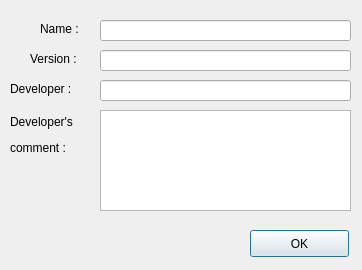
First picture: the form in src/frontend/AboutFile.ui, repository OpenBangla/OpenBangla-Keyboard, before the edit.
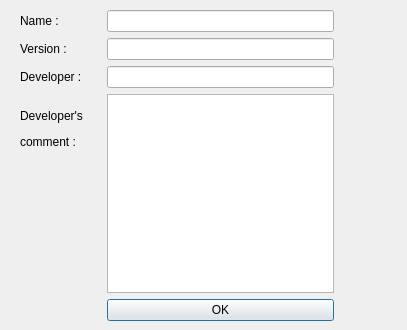
Second picture: the form after the edit.

Commit message: Code formatted, Fixed layout

What changed in the file:
```diff
--- a/src/frontend/AboutFile.ui
+++ b/src/frontend/AboutFile.ui
@@ -6,38 +6,56 @@
    <rect>
     <x>0</x>
     <y>0</y>
-    <width>362</width>
-    <height>270</height>
+    <width>407</width>
+    <height>330</height>
    </rect>
   </property>
   <property name="windowTitle">
    <string>Dialog</string>
   </property>
+  <widget class="QWidget" name="formLayoutWidget">
+   <property name="geometry">
+    <rect>
+     <x>0</x>
+     <y>0</y>
+     <width>334</width>
+     <height>331</height>
+    </rect>
+   </property>
+   <layout class="QFormLayout" name="formLayout_3">
+    <property name="sizeConstraint">
+     <enum>QLayout::SetDefaultConstraint</enum>
+    </property>
+    <property name="formAlignment">
+     <set>Qt::AlignLeading|Qt::AlignLeft|Qt::AlignTop</set>
+    </property>
+    <property name="horizontalSpacing">
+     <number>20</number>
+    </property>
+    <property name="verticalSpacing">
+     <number>6</number>
+    </property>
+    <property name="leftMargin">
+     <number>20</number>
+    </property>
+    <property name="topMargin">
+     <number>10</number>
+    </property>
+    <property name="bottomMargin">
+     <number>10</number>
+    </property>
+    <item row="0" column="0">
   <widget class="QLabel" name="lblName">
-   <property name="geometry">
-    <rect>
-     <x>40</x>
-     <y>20</y>
-     <width>51</width>
-     <height>17</height>
-    </rect>
-   </property>
    <property name="text">
     <string>Name :</string>
    </property>
   </widget>
+    </item>
+    <item row="0" column="1">
   <widget class="QLineEdit" name="txtName">
    <property name="enabled">
     <bool>true</bool>
    </property>
-   <property name="geometry">
-    <rect>
-     <x>100</x>
-     <y>20</y>
-     <width>251</width>
-     <height>21</height>
-    </rect>
-   </property>
    <property name="text">
     <string/>
    </property>
@@ -45,31 +63,19 @@
     <bool>true</bool>
    </property>
   </widget>
+    </item>
+    <item row="1" column="0">
   <widget class="QLabel" name="label">
-   <property name="geometry">
-    <rect>
-     <x>30</x>
-     <y>50</y>
-     <width>67</width>
-     <height>17</height>
-    </rect>
-   </property>
    <property name="text">
     <string>Version :</string>
    </property>
   </widget>
+    </item>
+    <item row="1" column="1">
   <widget class="QLineEdit" name="txtVar">
    <property name="enabled">
     <bool>true</bool>
    </property>
-   <property name="geometry">
-    <rect>
-     <x>100</x>
-     <y>50</y>
-     <width>251</width>
-     <height>21</height>
-    </rect>
-   </property>
    <property name="frame">
     <bool>true</bool>
    </property>
@@ -77,82 +83,70 @@
     <bool>true</bool>
    </property>
   </widget>
+    </item>
+    <item row="2" column="0">
   <widget class="QLabel" name="label_2">
-   <property name="geometry">
-    <rect>
-     <x>10</x>
-     <y>80</y>
-     <width>91</width>
-     <height>17</height>
-    </rect>
-   </property>
    <property name="text">
     <string>Developer :</string>
    </property>
   </widget>
+    </item>
+    <item row="2" column="1">
+     <widget class="QLineEdit" name="txtDevName">
+      <property name="enabled">
+       <bool>true</bool>
+      </property>
+      <property name="readOnly">
+       <bool>true</bool>
+      </property>
+     </widget>
+    </item>
+    <item row="3" column="0">
   <widget class="QLabel" name="label_3">
-   <property name="geometry">
-    <rect>
-     <x>10</x>
-     <y>110</y>
-     <width>91</width>
-     <height>51</height>
-    </rect>
-   </property>
    <property name="text">
-    <string>&lt;html&gt;&lt;head/&gt;&lt;body&gt;&lt;p&gt;Developer's &lt;/p&gt;&lt;p&gt;   comment : &lt;/p&gt;&lt;/body&gt;&lt;/html&gt;</string>
-   </property>
-  </widget>
+       <string>&lt;html&gt;&lt;head/&gt;&lt;body&gt;&lt;p&gt;Developer's &lt;/p&gt;&lt;p&gt; comment : &lt;/p&gt;&lt;/body&gt;&lt;/html&gt;</string>
+      </property>
+     </widget>
+    </item>
+    <item row="3" column="1">
   <widget class="QPlainTextEdit" name="txtDevComment">
    <property name="enabled">
     <bool>true</bool>
    </property>
-   <property name="geometry">
-    <rect>
-     <x>100</x>
-     <y>110</y>
-     <width>251</width>
-     <height>101</height>
-    </rect>
-   </property>
    <property name="readOnly">
     <bool>true</bool>
    </property>
   </widget>
-  <widget class="QLineEdit" name="txtDevName">
-   <property name="enabled">
-    <bool>true</bool>
-   </property>
-   <property name="geometry">
-    <rect>
-     <x>100</x>
-     <y>80</y>
-     <width>251</width>
-     <height>21</height>
-    </rect>
-   </property>
-   <property name="readOnly">
-    <bool>true</bool>
-   </property>
-  </widget>
+    </item>
+    <item row="4" column="1">
   <widget class="QPushButton" name="buttonOK">
-   <property name="geometry">
-    <rect>
-     <x>250</x>
-     <y>230</y>
-     <width>99</width>
-     <height>27</height>
-    </rect>
+      <property name="sizePolicy">
+       <sizepolicy hsizetype="Minimum" vsizetype="Minimum">
+        <horstretch>0</horstretch>
+        <verstretch>0</verstretch>
+       </sizepolicy>
    </property>
    <property name="text">
     <string>OK</string>
    </property>
+      <property name="iconSize">
+       <size>
+        <width>16</width>
+        <height>16</height>
+       </size>
+      </property>
+      <property name="autoDefault">
+       <bool>true</bool>
+      </property>
    <property name="default">
     <bool>true</bool>
    </property>
    <property name="flat">
     <bool>false</bool>
    </property>
+     </widget>
+    </item>
+   </layout>
   </widget>
  </widget>
  <resources/>
```
Lines whose indentation alone changed are shown as unchanged. The commit also changes 81 other files.
